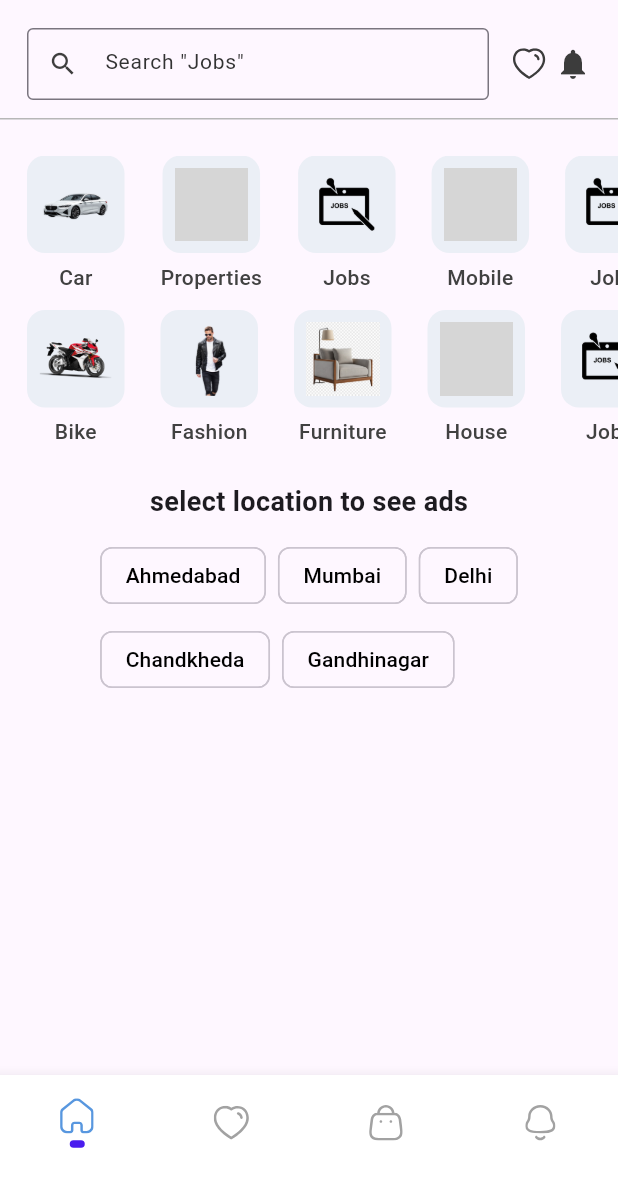
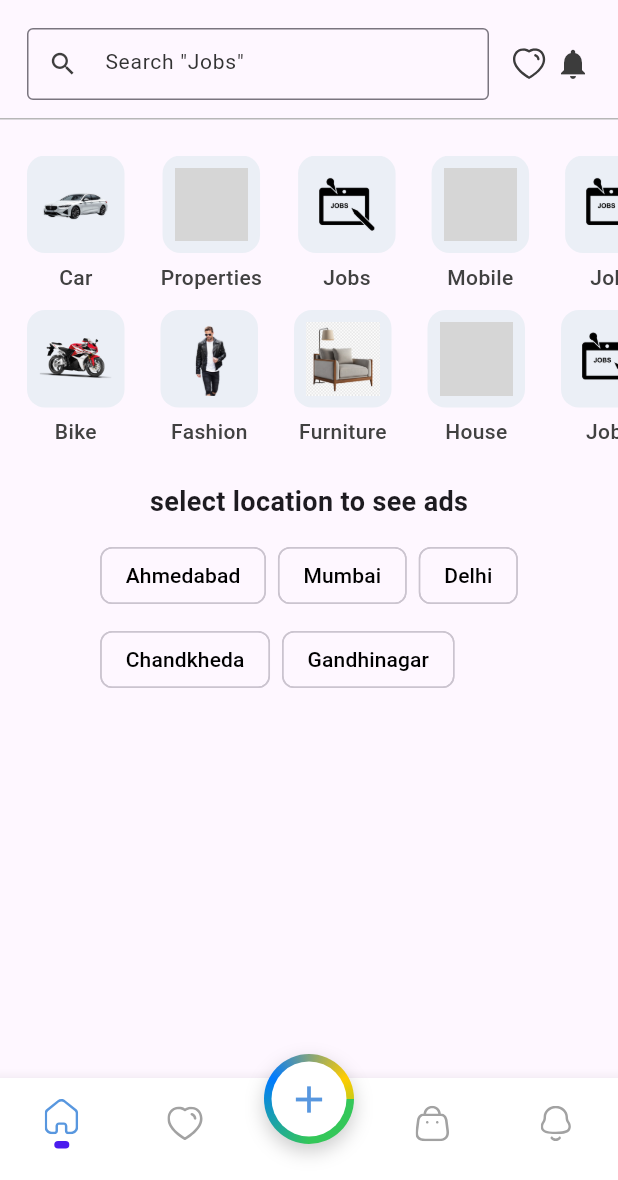
Before and after one commit to milanKapadiya1/olxAD, a Flutter app: the screen it shows after launch, on a phone screen of 412 x 824 dp, the part 56-1236 px from its top. Run offline on Flutter 3.47's test engine with Material 3 defaults, Android fonts, the light colour scheme and no system bars; our stand-ins replace cloud_firestore, firebase_auth, firebase_core, flutter_svg, google_sign_in; accounts and stored records are empty; grey boxes are pictures that could not be loaded.

Commit message:
update nav var

```diff
--- a/lib/widgets/navigation/custom_navigation.dart
+++ b/lib/widgets/navigation/custom_navigation.dart
@@ -11,17 +11,29 @@ class CustomBottomnav extends StatefulWidget {
 class _CustomBottomnavState extends State<CustomBottomnav> {
   int _currentNavIndex = 0;
 
-  void _ontiemTapped(int index) {
+  static const Color _selectedColor = Color.fromARGB(255, 88, 151, 223);
+  static const Color unselectedColor = Color(0xFFA2A2A2);
+
+  static const List<Color> _gradientColors = [
+    Color(0xFF34C759),
+    Color(0xFF007AFF),
+    Color(0xFFFFCC00),
+    Color(0xFF34C759),
+  ];
+
+  void _onItemTapped(int index) {
     setState(() {
       _currentNavIndex = index;
     });
   }
 
-  static const Color _selectedColor = Color.fromARGB(255, 88, 151, 223);
-  static const Color unselectedColor = Color(0xFFA2A2A2);
   @override
   Widget build(BuildContext context) {
-    return BottomNavigationBar(
+    return Stack(
+      clipBehavior: Clip.none,
+      alignment: Alignment.bottomCenter,
+      children: [
+        BottomNavigationBar(
           backgroundColor: Colors.white,
           selectedItemColor: _selectedColor,
           unselectedItemColor: unselectedColor,
@@ -29,139 +41,96 @@ class _CustomBottomnavState extends State<CustomBottomnav> {
           showUnselectedLabels: false,
           type: BottomNavigationBarType.fixed,
           currentIndex: _currentNavIndex,
-        onTap: _ontiemTapped,
+          onTap: _onItemTapped,
           items: [
-          BottomNavigationBarItem(
+            _buildItem('assets/icons/Home.svg', 0),
+            _buildItem('assets/icons/Heart.svg', 1),
+            // Placeholder for the center FAB
+            const BottomNavigationBarItem(
+              icon: SizedBox.shrink(),
+              label: '',
+            ),
+            _buildItem('assets/icons/Bag.svg', 3),
+            _buildItem('assets/icons/Notification.svg', 4),
+          ],
+        ),
+        Positioned(
+          bottom: 24,
+          child: GestureDetector(
+            onTap: () {
+              print("Center button tapped");
+            },
+            child: Container(
+              height: 60,
+              width: 60,
+              decoration: BoxDecoration(
+                shape: BoxShape.circle,
+                gradient: const SweepGradient(
+                  colors: _gradientColors,
+                  startAngle: 1.5708, // Start at the top (90 degrees or pi/2 radians)
+                  endAngle: 7.85398, // Sweep 2*pi
+                ),
+                boxShadow: [
+                  BoxShadow(
+                    color: Colors.black.withOpacity(0.2),
+                    blurRadius: 10,
+                    offset: const Offset(0, 5),
+                  ),
+                ],
+              ),
+              child: Center(
+                child: Container(
+                  height:50,
+                  width: 50,
+                  decoration: const BoxDecoration(
+                    shape: BoxShape.circle,
+                    color: Colors.white,
+                  ),
+                  child: Icon(
+                    Icons.add,
+                    color: _selectedColor,
+                    size: 30,
+                  ),
+                ),
+              ),
+            ),
+          ),
+        ),
+      ],
+    );
+  }
+
+  BottomNavigationBarItem _buildItem(String asset, int index) {
+    final isSelected = _currentNavIndex == index;
+
+    return BottomNavigationBarItem(
       icon: SvgPicture.asset(
-              'assets/icons/Home.svg',
+        asset,
         height: 24,
         width: 24,
-              colorFilter: ColorFilter.mode(unselectedColor, BlendMode.srcIn),
+        colorFilter: const ColorFilter.mode(unselectedColor, BlendMode.srcIn),
       ),
       activeIcon: Column(
-              // crossAxisAlignment: CrossAxisAlignment.center,
-              // mainAxisAlignment: MainAxisAlignment.center,
         children: [
           SvgPicture.asset(
-                  'assets/icons/Home.svg',
+            asset,
             height: 24,
             width: 24,
             colorFilter:
                 const ColorFilter.mode(_selectedColor, BlendMode.srcIn),
           ),
-                SizedBox(
-                  height: 4,
-                ),
+          const SizedBox(height: 4),
           Container(
             height: 5,
             width: 10,
             decoration: BoxDecoration(
-                    color: Color.fromARGB(255, 74, 28, 238),
+              color: const Color.fromARGB(255, 74, 28, 238),
               borderRadius: BorderRadius.circular(18),
             ),
           ),
         ],
       ),
-            label: 'Home',
-          ),
-          BottomNavigationBarItem(
-            icon: SvgPicture.asset(
-              'assets/icons/Heart.svg',
-              height: 24,
-              width: 24,
-              colorFilter: ColorFilter.mode(unselectedColor, BlendMode.srcIn),
-            ),
-            activeIcon: Column(
-              // crossAxisAlignment: CrossAxisAlignment.center,
-              // mainAxisAlignment: MainAxisAlignment.center,
-              children: [
-                SvgPicture.asset(
-                  'assets/icons/Heart.svg',
-                  height: 24,
-                  width: 24,
-                  colorFilter:
-                      const ColorFilter.mode(_selectedColor, BlendMode.srcIn),
-                ),
-                SizedBox(
-                  height: 4,
-                ),
-                Container(
-                  height: 5,
-                  width: 10,
-                  decoration: BoxDecoration(
-                    color: Color.fromARGB(255, 74, 28, 238),
-                    borderRadius: BorderRadius.circular(18),
-                  ),
-                ),
-              ],
-            ),
-            label: 'Heart',
-          ),
-          BottomNavigationBarItem(
-            icon: SvgPicture.asset(
-              'assets/icons/Bag.svg',
-              height: 24,
-              width: 24,
-              colorFilter: ColorFilter.mode(unselectedColor, BlendMode.srcIn),
-            ),
-            activeIcon: Column(
-              // crossAxisAlignment: CrossAxisAlignment.center,
-              // mainAxisAlignment: MainAxisAlignment.center,
-              children: [
-                SvgPicture.asset(
-                  'assets/icons/Bag.svg',
-                  height: 24,
-                  width: 24,
-                  colorFilter:
-                      const ColorFilter.mode(_selectedColor, BlendMode.srcIn),
-                ),
-                SizedBox(
-                  height: 4,
-                ),
-                Container(
-                  height: 5,
-                  width: 10,
-                  decoration: BoxDecoration(
-                    color: Color.fromARGB(255, 74, 28, 238),
-                    borderRadius: BorderRadius.circular(18),
-                  ),
-                ),
-              ],
-            ),
-            label: 'Bag',
-          ),
-          BottomNavigationBarItem(
-              icon: SvgPicture.asset(
-                'assets/icons/Notification.svg',
-                height: 24,
-                width: 24,
-                colorFilter: ColorFilter.mode(unselectedColor, BlendMode.srcIn),
-              ),
-              activeIcon: Column(
-                // crossAxisAlignment: CrossAxisAlignment.center,
-                // mainAxisAlignment: MainAxisAlignment.center,
-                children: [
-                  SvgPicture.asset(
-                    'assets/icons/Notification.svg',
-                    height: 24,
-                    width: 24,
-                    colorFilter:
-                        const ColorFilter.mode(_selectedColor, BlendMode.srcIn),
-                  ),
-                  SizedBox(
-                    height: 4,
-                  ),
-                  Container(
-                    height: 5,
-                    width: 10,
-                    decoration: BoxDecoration(
-                      color: Color.fromARGB(255, 74, 28, 238),
-                      borderRadius: BorderRadius.circular(18),
-                    ),
-                  ),
-                ],
-              ),
-              label: 'Notification')
-        ]);
+      label: '',
+    );
   }
 }
```
Also changed, not shown: 1 other file. Lines whose indentation alone changed are shown as unchanged.
